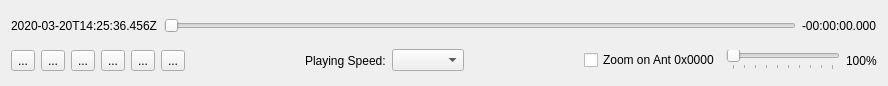
The window that src/fort/studio/widget/TrackingVideoControl.ui (formicidae-tracker/studio) describes before a commit, drawn with Qt 5.
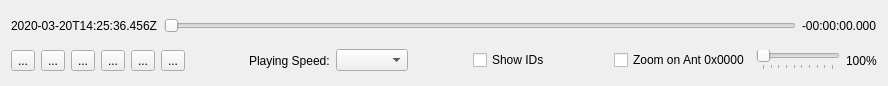
The same window after the commit. Icons and pictures are not drawn.

Diff of the .ui file:
```diff
--- a/src/fort/studio/widget/TrackingVideoControl.ui
+++ b/src/fort/studio/widget/TrackingVideoControl.ui
@@ -136,6 +136,26 @@
      <item>
       <widget class="QComboBox" name="comboBox"/>
      </item>
+     <item>
+      <spacer name="horizontalSpacer_3">
+       <property name="orientation">
+        <enum>Qt::Horizontal</enum>
+       </property>
+       <property name="sizeHint" stdset="0">
+        <size>
+         <width>40</width>
+         <height>20</height>
+        </size>
+       </property>
+      </spacer>
+     </item>
+     <item>
+      <widget class="QCheckBox" name="showCheckBox">
+       <property name="text">
+        <string>Show IDs</string>
+       </property>
+      </widget>
+     </item>
      <item>
       <spacer name="horizontalSpacer_2">
        <property name="orientation">
```
